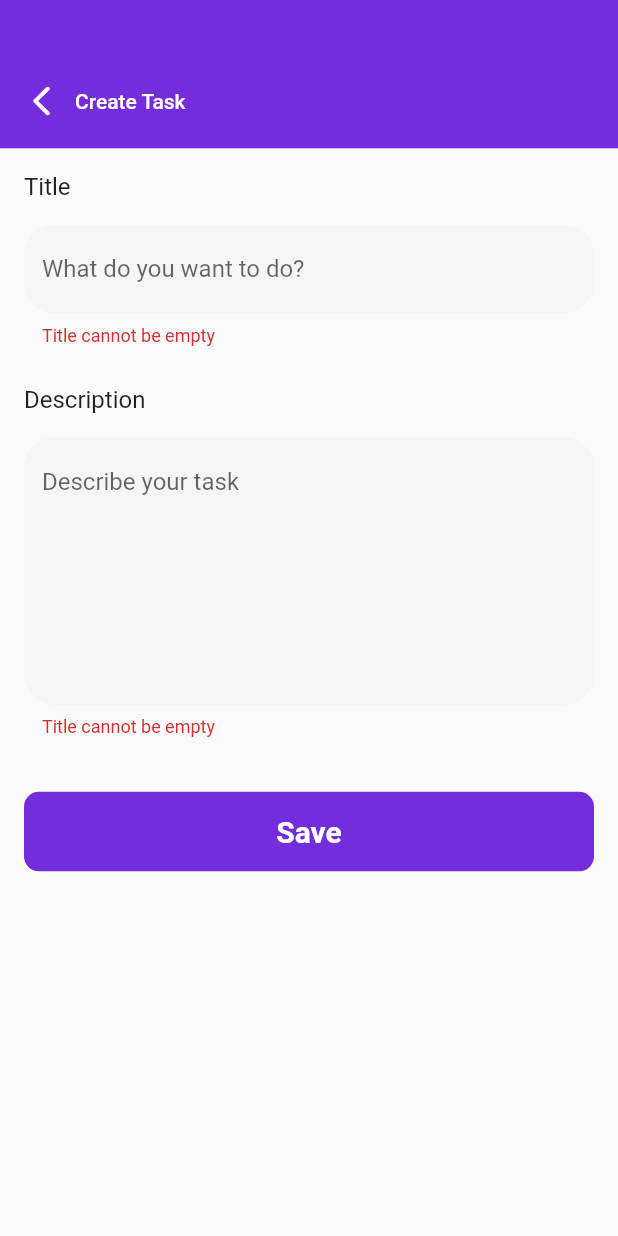
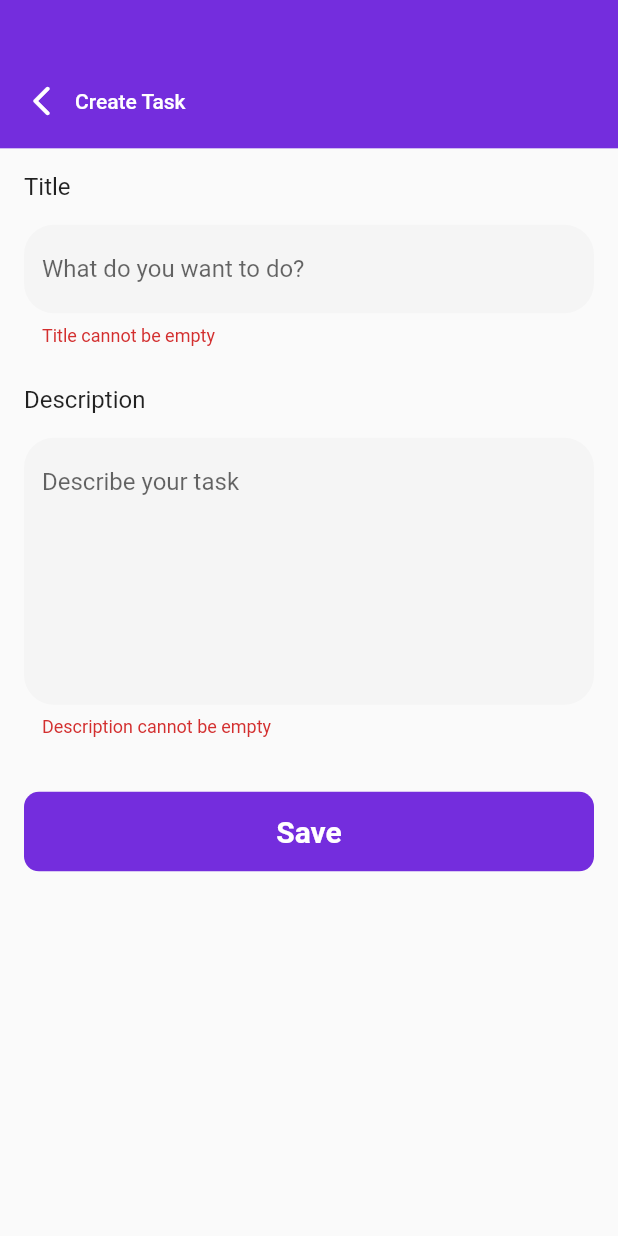
Before and after one commit to Odinachi/odinote, a Flutter app: the _EditScreen screen opened directly, after a tap on "Save", on a phone screen of 412 x 824 dp. Run offline on Flutter 3.47's test engine with Material 2 defaults, Android fonts, the phone set to English and light mode, and no system bars; our stand-ins replace flutter_bloc, gap, graphql_flutter, tuple; missing offline and left inert: flutter_shimmer; network calls fail.

Commit message:
initial build

```diff
--- a/lib/screens/edit_screen.dart
+++ b/lib/screens/edit_screen.dart
@@ -294,7 +294,7 @@ class _EditScreen extends StatelessWidget {
                                 controller: _desc,
                                 validator: (text) {
                                   if (text!.isEmpty) {
-                                    return "Title cannot be empty";
+                                    return "Description cannot be empty";
                                   }
                                   return null;
                                 },
```
